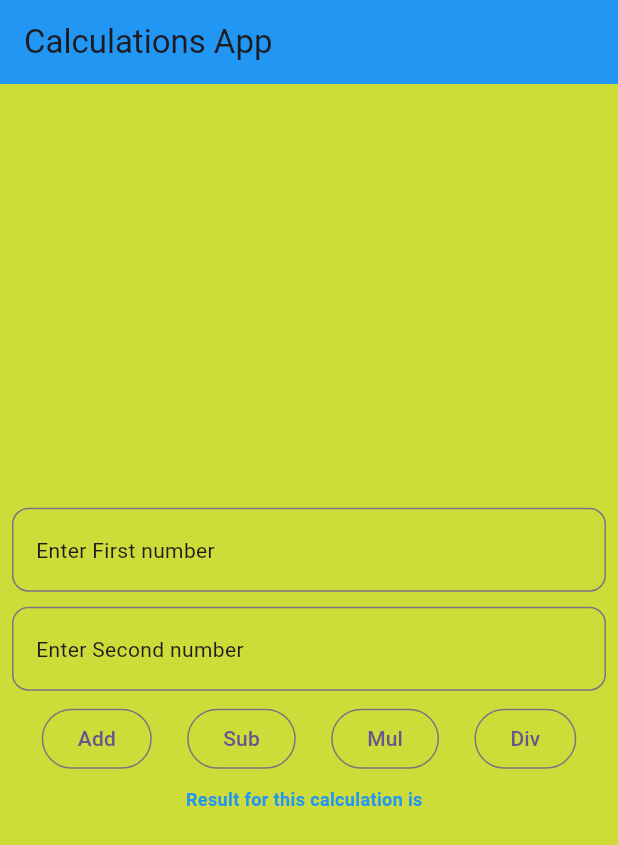
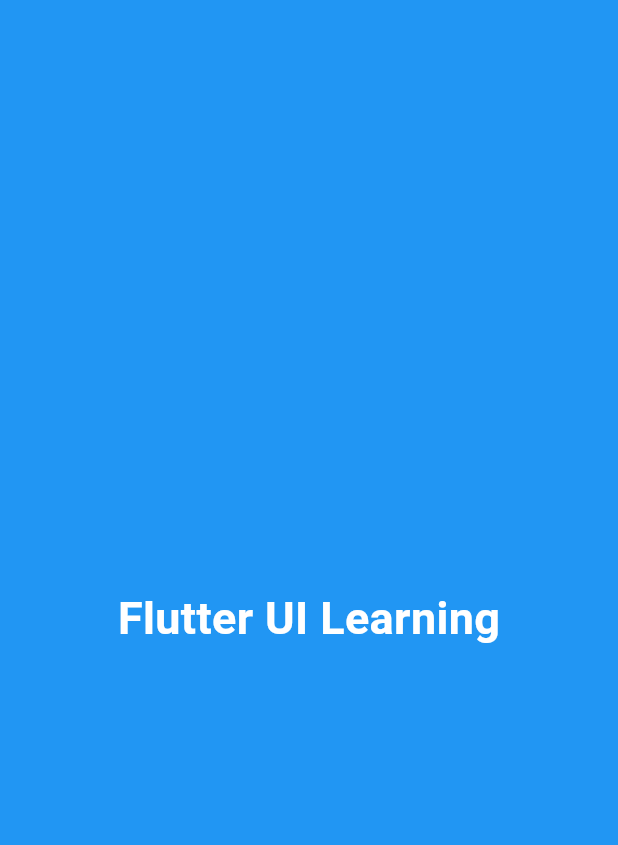
Before and after one commit to Yuvraj162002/FlutterUILearning, a Flutter app: the screen it shows after launch, on a phone screen of 412 x 824 dp. Shown: the top 845 px of the screen. Run offline on Flutter 3.47's test engine with Material 3 defaults, Android fonts, the light colour scheme and no system bars; our stand-ins replace font_awesome_flutter.

Commit message:
Commit 9:- Flutter UI Learning navigate from one screen to another and implement  the splash screen.

```diff
--- a/lib/main.dart
+++ b/lib/main.dart
@@ -1,5 +1,7 @@
 import 'package:flutter/material.dart';
 import 'package:flutter/services.dart';
+import 'package:flutter_ui_learning/intro_screen/IntroScreen.dart' show IntroScreen;
+import 'package:flutter_ui_learning/splash_screen/SplashScreen.dart' show SplashScreen;
 import 'package:flutter_ui_learning/ui_helper/util.dart';
 import 'package:flutter_ui_learning/widgets/RoundedButton.dart';
 import 'package:font_awesome_flutter/font_awesome_flutter.dart';
@@ -39,7 +41,7 @@
         // tested with just a hot reload.
         colorScheme: ColorScheme.fromSeed(seedColor: Colors.deepPurple),
       ),
-      home: const CalculationApp(),
+      home: const SplashScreen(),
     );
   }
 }
--- /dev/null
+++ b/lib/splash_screen/SplashScreen.dart
@@ -0,0 +1,46 @@
+import 'dart:async';
+
+import 'package:flutter/cupertino.dart';
+import 'package:flutter/material.dart';
+
+class SplashScreen extends StatefulWidget {
+  const SplashScreen({super.key});
+
+  @override
+  State<StatefulWidget> createState() => _SplashScreenState();
+}
+
+class _SplashScreenState extends State<SplashScreen> {
+  @override
+  void initState() {
+    super.initState();
+
+    Timer(Duration(seconds: 3), () {
+      Navigator.pushReplacement(
+        context,
+        MaterialPageRoute(builder: (context) => SplashScreen()),
+      );
+    });
+  }
+
+  @override
+  Widget build(BuildContext context) {
+    return Scaffold(
+      body: Container(
+        width: double.infinity,
+        height: double.infinity,
+        color: Colors.blue,
+        child: Center(
+          child: Text(
+            'Flutter UI Learning',
+            style: TextStyle(
+              color: Colors.white,
+              fontSize: 30,
+              fontWeight: FontWeight.bold,
+            ),
+          ),
+        ),
+      ),
+    );
+  }
+}
```
Also changed, not shown: lib/intro_screen/IntroScreen.dart (added, +26 -0 lines).
